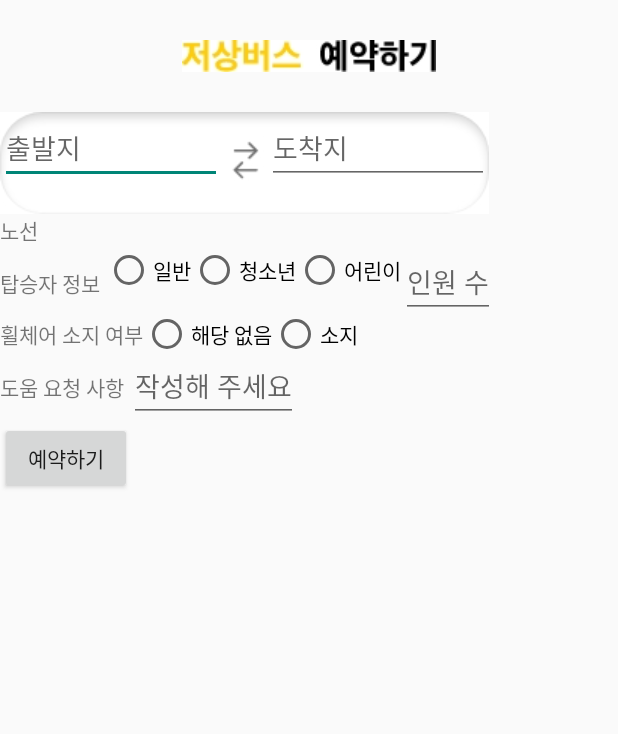
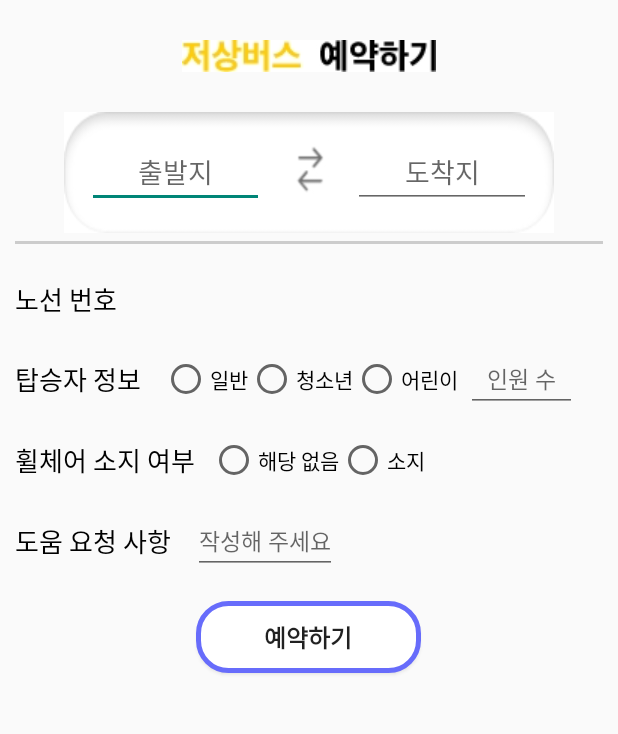
Before and after one commit to Jiwoon2/HandyBus, an Android app: the BusReservationActivity screen opened directly, with no data from a screen before it, on a phone screen of 412 x 824 dp, the part 112-846 px from its top. Run offline under Robolectric (Android 15) with nearby library versions, the phone set to English and light mode, and no system bars.

Commit message:
버스 예약화면 디자인
버스 예약화면 디자인 수정

```diff
--- a/HandyBus/app/src/main/java/org/fourworld/handybus/MainActivity.java
+++ b/HandyBus/app/src/main/java/org/fourworld/handybus/MainActivity.java
@@ -58,7 +58,7 @@ public class MainActivity extends AppCompatActivity {
                                 homeFragment.tv_departStation.setText(intent.getStringExtra("et_departures"));
                                 homeFragment.tv_arrStation.setText(intent.getStringExtra("et_arrivals"));
                                 homeFragment.tv_personNm.setText(intent.getStringExtra("radio_type")+" "+intent.getStringExtra("et_num")+"명");
-                                homeFragment.tv_help.setText(intent.getStringExtra("radio_wheel")+" "+intent.getStringExtra("et_help"));
+                                homeFragment.tv_help.setText(intent.getStringExtra("radio_wheel")+", "+intent.getStringExtra("et_help"));
                                 homeFragment.tv_getonBusNm.setText(intent.getStringExtra("res_busNum"));
 
                                 if(homeFragment.tv_departStation.getText()!=""){
--- a/HandyBus/app/src/main/res/layout/activity_bus_reservation.xml
+++ b/HandyBus/app/src/main/res/layout/activity_bus_reservation.xml
@@ -67,12 +67,15 @@
         android:layout_height="0dp"
         android:layout_weight="9"
         android:weightSum="12"
+        android:layout_marginLeft="10dp"
+        android:layout_marginRight="10dp"
         android:orientation="vertical">
 
 
         <LinearLayout
-            android:layout_width="wrap_content"
-            android:layout_height="wrap_content"
+            android:layout_width="match_parent"
+            android:layout_height="0dp"
+            android:layout_weight="1.5"
             android:weightSum="12"
             android:orientation="horizontal">
 
@@ -84,87 +87,93 @@
             <LinearLayout
                 android:layout_width="0dp"
                 android:layout_height="match_parent"
-                android:background="@drawable/leftradius"
-                android:layout_weight="1"/>
-
-            <LinearLayout
-                android:layout_width="0dp"
-                android:layout_height="match_parent"
-                android:layout_weight="5"
+                android:layout_weight="10"
+                android:gravity="center"
                 android:background="@drawable/arrowview">
 
                 <EditText
+                    android:layout_marginLeft="15dp"
                     android:id="@+id/et_departures"
-                    android:layout_weight="3"
-                    android:layout_width="wrap_content"
+                    android:layout_width="0dp"
                     android:layout_height="wrap_content"
+                    android:gravity="center"
+                    android:layout_weight="4"
                     android:hint="출발지"/>
 
                 <LinearLayout
                     android:layout_width="0dp"
-                    android:layout_height="match_parent"
-                    android:layout_weight="1"/>
+                    android:layout_weight="2"
+                    android:layout_height="match_parent"/>
 
                 <EditText
+                    android:layout_marginRight="15dp"
+                    android:gravity="center"
                     android:id="@+id/et_arrivals"
-                    android:layout_weight="3"
-                    android:layout_width="wrap_content"
+                    android:layout_width="0dp"
+                    android:layout_weight="4"
                     android:layout_height="wrap_content"
                     android:hint="도착지"/>
 
             </LinearLayout>
 
-
-
-<!--            <ImageView-->
-<!--                android:layout_width="0dp"-->
-<!--                android:layout_height="match_parent"-->
-<!--                android:layout_weight="2"-->
-<!--                android:src=""-->
-
-
-            <LinearLayout
-                android:layout_width="0dp"
-                android:layout_height="match_parent"
-                android:background="@drawable/rightradius"
-                android:layout_weight="0.5"/>
             <LinearLayout
                 android:layout_width="0dp"
                 android:layout_height="match_parent"
                 android:layout_weight="1"/>
+
         </LinearLayout>
 
+        <View
+            android:layout_width="match_parent"
+            android:layout_height="2dp"
+            android:layout_marginTop="5dp"
+            android:layout_marginBottom="10dp"
+            android:background="#CCCCCC"/>
+
+
         <LinearLayout
-            android:layout_width="wrap_content"
-            android:layout_height="wrap_content"
+            android:layout_width="match_parent"
+            android:layout_height="0dp"
+            android:layout_weight="1"
+            android:gravity="center_vertical"
             android:orientation="horizontal">
 
             <TextView
                 android:layout_width="wrap_content"
                 android:layout_height="wrap_content"
-                android:text="노선 "/>
+                android:textSize="17dp"
+                android:textColor="@color/black"
+                android:layout_marginRight="5dp"
+                android:text="노선 번호 "/>
 
             <TextView
                 android:id="@+id/res_busNum"
+                android:textSize="16dp"
                 android:layout_width="wrap_content"
                 android:layout_height="wrap_content"
-                android:text="번호 "/>
+                android:text=""/>
 
         </LinearLayout>
 
         <LinearLayout
-            android:layout_width="wrap_content"
-            android:layout_height="wrap_content"
+            android:layout_width="match_parent"
+            android:layout_height="0dp"
+            android:layout_weight="1"
+            android:gravity="center_vertical"
             android:orientation="horizontal">
 
             <TextView
                 android:layout_width="wrap_content"
                 android:layout_height="wrap_content"
+                android:textSize="17dp"
+                android:textColor="@color/black"
+                android:layout_marginRight="10dp"
                 android:text="탑승자 정보 "/>
 
             <RadioGroup
-                android:layout_width="match_parent"
+                android:layout_width="wrap_content"
                 android:layout_height="match_parent"
+                android:gravity="center_vertical"
                 android:orientation="horizontal">
 
                 <RadioButton  android:id="@+id/radio_adult"
@@ -186,26 +195,34 @@
 
             <EditText
                 android:id="@+id/et_num"
-                android:layout_width="wrap_content"
+                android:layout_width="74dp"
                 android:layout_height="wrap_content"
-                android:inputType="number"
                 android:gravity="center"
-                android:hint="인원 수"/>
+                android:hint="인원 수"
+                android:layout_marginLeft="5dp"
+                android:textSize="15dp"
+                android:inputType="number" />
         </LinearLayout>
 
         <LinearLayout
-            android:layout_width="wrap_content"
-            android:layout_height="wrap_content"
+            android:layout_width="match_parent"
+            android:layout_height="0dp"
+            android:layout_weight="1"
+            android:gravity="center_vertical"
             android:orientation="horizontal">
 
             <TextView
                 android:layout_width="wrap_content"
                 android:layout_height="wrap_content"
+                android:textSize="17dp"
+                android:textColor="@color/black"
+                android:layout_marginRight="10dp"
                 android:text="휠체어 소지 여부"/>
 
             <RadioGroup
                 android:layout_width="match_parent"
                 android:layout_height="match_parent"
+                android:gravity="center_vertical"
                 android:orientation="horizontal">
 
                 <RadioButton android:id="@+id/radio_nonWheel"
@@ -224,26 +241,51 @@
         </LinearLayout>
 
         <LinearLayout
-            android:layout_width="wrap_content"
-            android:layout_height="wrap_content"
+            android:layout_width="match_parent"
+            android:layout_height="0dp"
+            android:layout_weight="1"
+            android:gravity="center_vertical"
             android:orientation="horizontal">
             <TextView
                 android:layout_width="wrap_content"
                 android:layout_height="wrap_content"
+                android:textSize="17dp"
+                android:textColor="@color/black"
+                android:layout_marginRight="5dp"
                 android:text="도움 요청 사항 "/>
             <EditText
                 android:id="@+id/et_help"
                 android:layout_width="wrap_content"
                 android:layout_height="wrap_content"
+                android:layout_marginLeft="5dp"
+                android:textSize="15dp"
                 android:hint="작성해 주세요"/>
 
         </LinearLayout>
 
-        <Button
-            android:id="@+id/confirm_btn"
-            android:layout_width="wrap_content"
-            android:layout_height="wrap_content"
-            android:text="예약하기"/>
+
+        <LinearLayout
+            android:layout_width="match_parent"
+            android:layout_height="0dp"
+            android:gravity="center"
+            android:layout_marginTop="10dp"
+            android:layout_weight="1">
+
+            <Button
+                android:id="@+id/confirm_btn"
+                android:layout_width="150dp"
+                android:layout_height="wrap_content"
+                android:background="@drawable/reserbtn"
+                android:textStyle="bold"
+                android:textSize="16dp"
+                android:text="예약하기" />
+
+        </LinearLayout>
+
+        <LinearLayout
+            android:layout_width="match_parent"
+            android:layout_height="0dp"
+            android:layout_weight="5.5"/>
 
     </LinearLayout>
 
--- a/HandyBus/app/src/main/res/layout/fragment_search.xml
+++ b/HandyBus/app/src/main/res/layout/fragment_search.xml
@@ -9,7 +9,7 @@
 
 
     <LinearLayout
-        android:paddingTop="10dp"
+        android:layout_marginTop="20dp"
         android:layout_width="match_parent"
         android:layout_height="50dp"
         android:orientation="horizontal"
```
